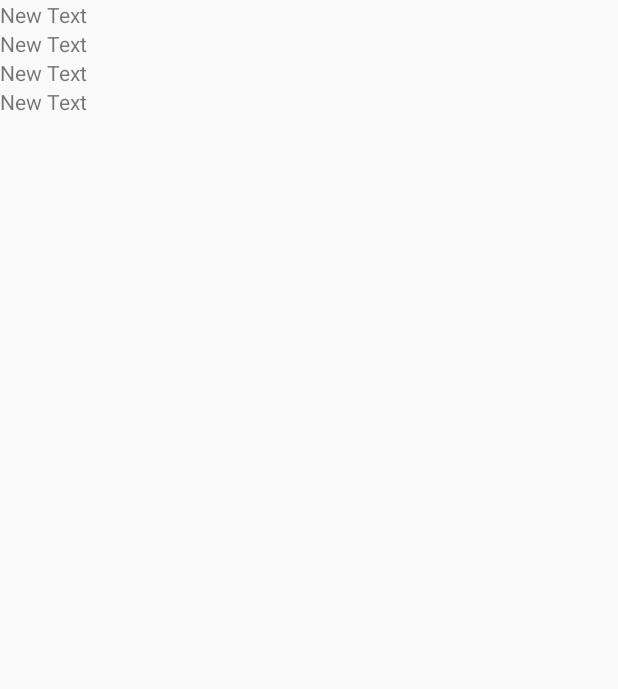
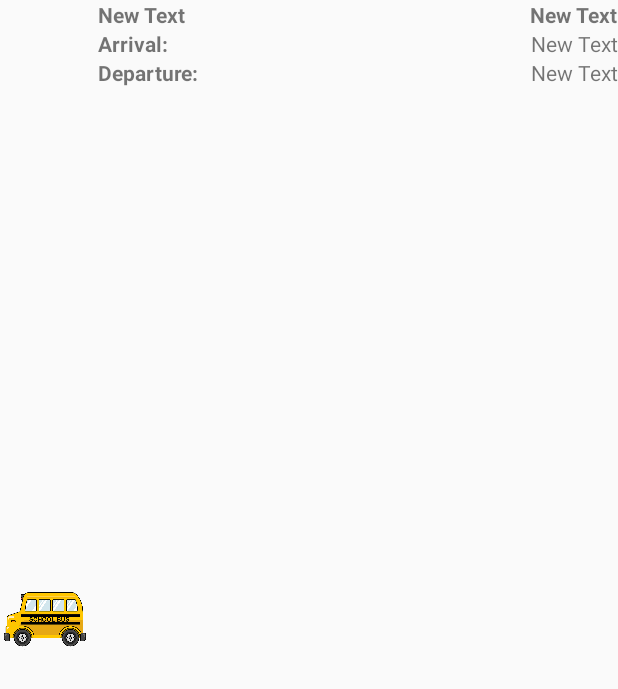
Before and after one commit to myashok/trackmychildNew, an Android app: the layout schedule_list_layout.xml on its own in the app's theme, with its tools: preview values and no code run, on a phone screen of 412 x 824 dp. Shown: the top 689 px of the screen. Run offline under Robolectric (Android 15) with nearby library versions, the phone set to English and light mode, and no system bars; network calls fail.

Commit message:
design 2nd and 3rd fragment

```diff
--- a/app/src/main/res/layout/schedule_list_layout.xml
+++ b/app/src/main/res/layout/schedule_list_layout.xml
@@ -1,28 +1,65 @@
 <?xml version="1.0" encoding="utf-8"?>
-<LinearLayout xmlns:android="http://schemas.android.com/apk/res/android"
-    android:orientation="vertical" android:layout_width="match_parent"
+<RelativeLayout xmlns:android="http://schemas.android.com/apk/res/android"
+    android:layout_width="match_parent"
     android:layout_height="match_parent">
 
+    <ImageView
+        android:layout_centerVertical="true"
+        android:layout_alignParentLeft="true"
+        android:src="@drawable/bus"
+        android:id="@+id/busImage"
+        android:layout_width="60dp"
+        android:layout_height="60dp" />
+
     <TextView
+        android:textStyle="bold"
+        android:layout_marginLeft="5dp"
+        android:layout_alignParentTop="true"
+        android:layout_toRightOf="@id/busImage"
         android:layout_width="wrap_content"
         android:layout_height="wrap_content"
         android:text="New Text"
         android:id="@+id/busId" />
     <TextView
+        android:textStyle="bold"
+        android:layout_alignParentTop="true"
+        android:layout_alignParentRight="true"
+        android:layout_marginLeft="5dp"
         android:layout_width="wrap_content"
         android:layout_height="wrap_content"
         android:text="New Text"
         android:id="@+id/busStopName" />
     <TextView
+        android:textStyle="bold"
+        android:id="@+id/arrivalText"
+        android:layout_below="@id/busStopName"
+        android:layout_toRightOf="@id/busImage"
+        android:layout_marginLeft="5dp"
+        android:layout_width="wrap_content"
+        android:layout_height="wrap_content"
+        android:text="Arrival: " />
+    <TextView
+        android:layout_alignParentRight="true"
+        android:layout_below="@id/busStopName"
         android:layout_width="wrap_content"
         android:layout_height="wrap_content"
         android:text="New Text"
         android:id="@+id/arrivalTime" />
+    <TextView
+        android:textStyle="bold"
+        android:layout_below="@id/arrivalText"
+        android:layout_toRightOf="@id/busImage"
+        android:layout_marginLeft="5dp"
+        android:layout_width="wrap_content"
+        android:layout_height="wrap_content"
+        android:text="Departure: " />
 
     <TextView
+        android:layout_alignParentRight="true"
+        android:layout_below="@id/arrivalTime"
         android:layout_width="wrap_content"
         android:layout_height="wrap_content"
         android:text="New Text"
         android:id="@+id/departureTime" />
 
-</LinearLayout>
+</RelativeLayout>
```
Also changed, not shown: app/src/main/java/com/example/kanchicoder/trackmychildparent/MultipleFragmentsActivity.java (+28 -2 lines), app/src/main/res/layout/previous_list_layout.xml (+28 -1 lines), app/src/main/res/drawable/bus.png (added).
